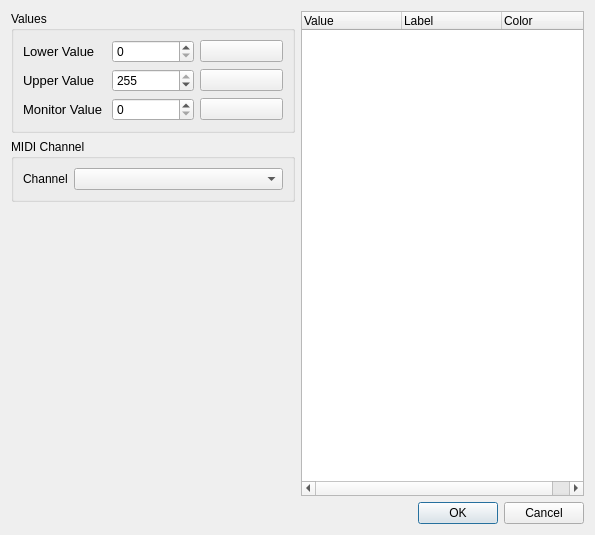
First picture: the form in ui/src/customfeedbacksdialog.ui, repository mcallegari/qlcplus, before the edit.
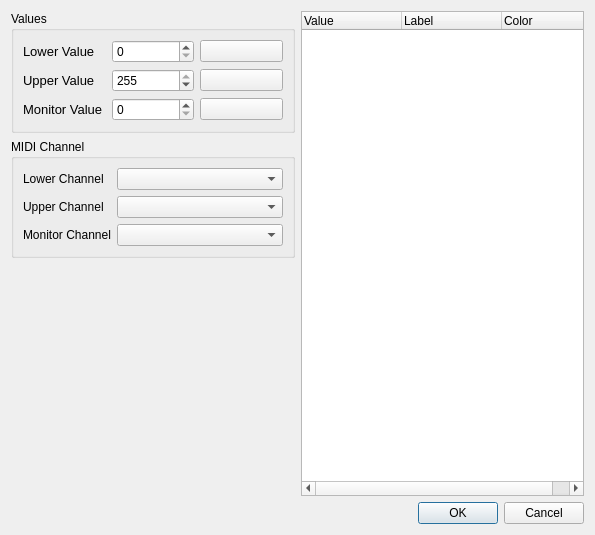
Second picture: the form after the edit.

```diff
--- a/ui/src/customfeedbacksdialog.ui
+++ b/ui/src/customfeedbacksdialog.ui
@@ -170,6 +170,13 @@
       <string>MIDI Channel</string>
      </property>
      <layout class="QGridLayout" name="gridLayout_3">
+      <item row="1" column="0">
+       <widget class="QLabel" name="label_2">
+        <property name="text">
+         <string>Upper Channel</string>
+        </property>
+       </widget>
+      </item>
       <item row="0" column="0">
        <widget class="QLabel" name="label">
         <property name="sizePolicy">
@@ -179,7 +186,7 @@
          </sizepolicy>
         </property>
         <property name="text">
-         <string>Channel</string>
+         <string>Lower Channel</string>
         </property>
        </widget>
       </item>
@@ -193,6 +200,19 @@
         </property>
        </widget>
       </item>
+      <item row="1" column="1">
+       <widget class="QComboBox" name="m_upperChannelCombo"/>
+      </item>
+      <item row="2" column="0">
+       <widget class="QLabel" name="label_3">
+        <property name="text">
+         <string>Monitor Channel</string>
+        </property>
+       </widget>
+      </item>
+      <item row="2" column="1">
+       <widget class="QComboBox" name="m_monitorChannelCombo"/>
+      </item>
      </layout>
     </widget>
    </item>
```
Left out of the diff: 2 changed lines with no effect on the pictures.
